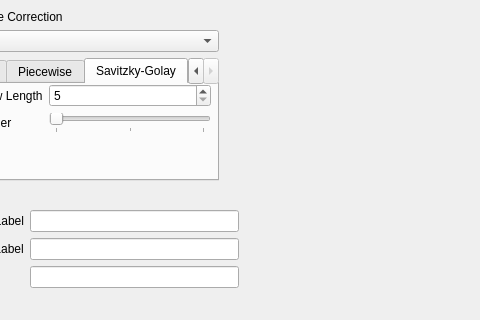
Before: the Qt Designer form main.ui in vikChiu97/CosSinTan, drawn with Qt 5; both pictures show x 682 to 1162 and y 0 to 320 of the 1162 by 720 pixel window.
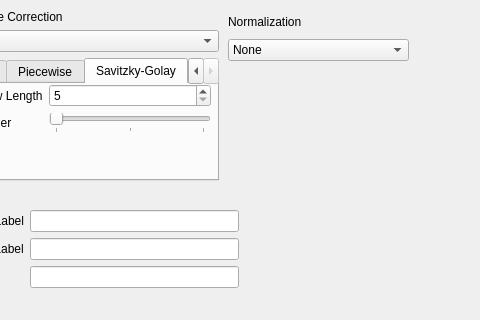
After: the same form once the commit is applied.

Commit message: Normalization added, fixed minor issues with baseline correction (rubber didn't work etc)

```diff
--- a/main.ui
+++ b/main.ui
@@ -412,6 +412,59 @@
      </item>
     </layout>
    </widget>
+   <widget class="QWidget" name="verticalLayoutWidget_4">
+    <property name="geometry">
+     <rect>
+      <x>910</x>
+      <y>10</y>
+      <width>181</width>
+      <height>51</height>
+     </rect>
+    </property>
+    <layout class="QVBoxLayout" name="verticalLayout_4">
+     <item>
+      <widget class="QLabel" name="normalizationLabel">
+       <property name="text">
+        <string>Normalization</string>
+       </property>
+      </widget>
+     </item>
+     <item>
+      <widget class="QComboBox" name="normalizationComboBox">
+       <item>
+        <property name="text">
+         <string>None</string>
+        </property>
+       </item>
+       <item>
+        <property name="text">
+         <string>Min-Max</string>
+        </property>
+       </item>
+       <item>
+        <property name="text">
+         <string>Z-Score</string>
+        </property>
+       </item>
+       <item>
+        <property name="text">
+         <string>L1</string>
+        </property>
+       </item>
+       <item>
+        <property name="text">
+         <string>L2</string>
+        </property>
+       </item>
+       <item>
+        <property name="text">
+         <string>Standard Normal Variate</string>
+        </property>
+       </item>
+      </widget>
+     </item>
+    </layout>
+   </widget>
   </widget>
   <widget class="QMenuBar" name="menubar">
    <property name="geometry">
```
The commit also changes 4 other files.
